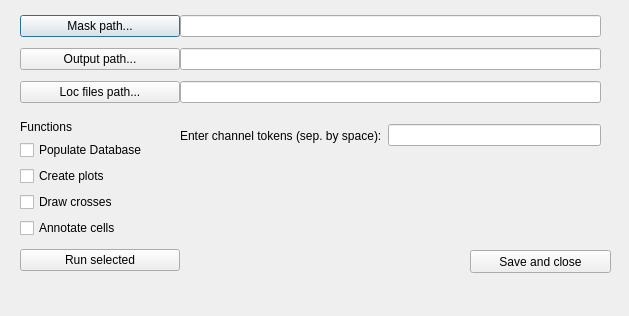
Before: the Qt Designer form CP/gui.ui in holzwok/Berufspraktikum, drawn with Qt 5.
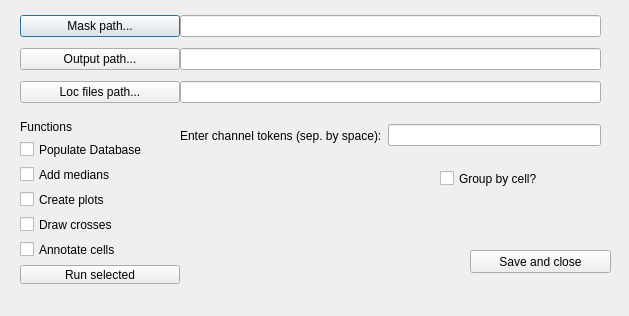
After: the same form once the commit is applied.

```diff
--- a/CP/gui.ui
+++ b/CP/gui.ui
@@ -98,7 +98,7 @@
      <x>20</x>
      <y>120</y>
      <width>160</width>
-     <height>151</height>
+     <height>165</height>
     </rect>
    </property>
    <layout class="QVBoxLayout" name="verticalLayout_3">
@@ -116,6 +116,13 @@
       </property>
      </widget>
     </item>
+    <item>
+     <widget class="QCheckBox" name="cb_add_medians">
+      <property name="text">
+       <string>Add medians</string>
+      </property>
+     </widget>
+    </item>
     <item>
      <widget class="QCheckBox" name="cb_plot">
       <property name="text">
@@ -181,6 +188,19 @@
     </item>
    </layout>
   </widget>
+  <widget class="QCheckBox" name="cb_group_by_cell">
+   <property name="geometry">
+    <rect>
+     <x>440</x>
+     <y>170</y>
+     <width>101</width>
+     <height>17</height>
+    </rect>
+   </property>
+   <property name="text">
+    <string>Group by cell?</string>
+   </property>
+  </widget>
  </widget>
  <resources/>
  <connections/>
```
